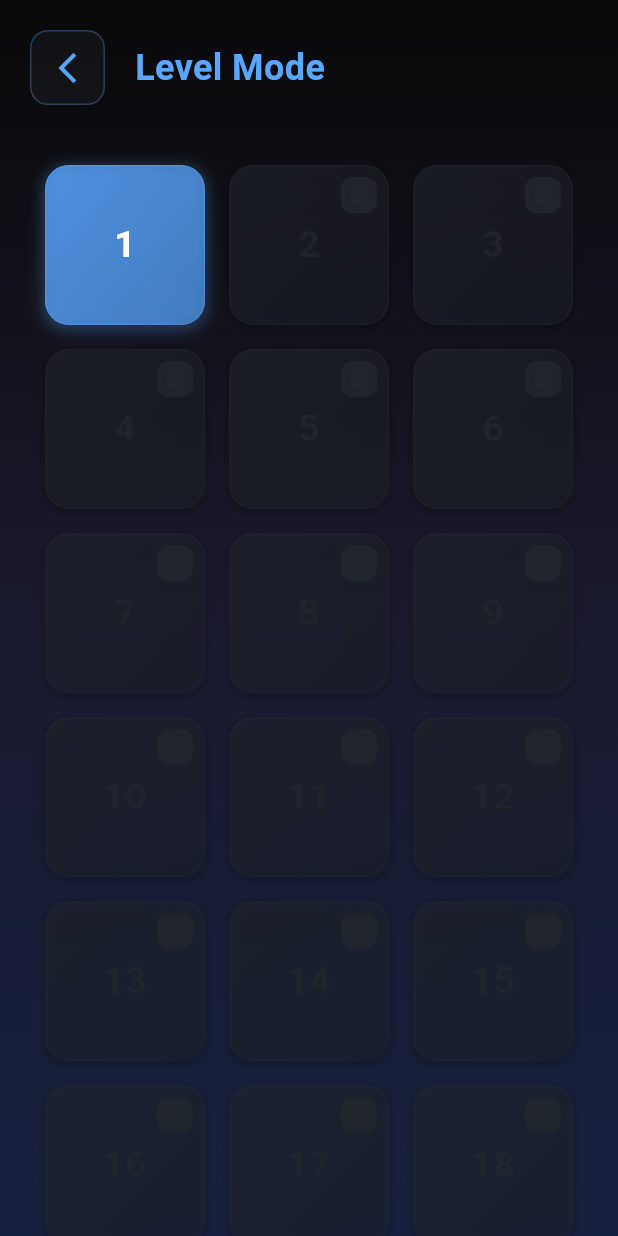
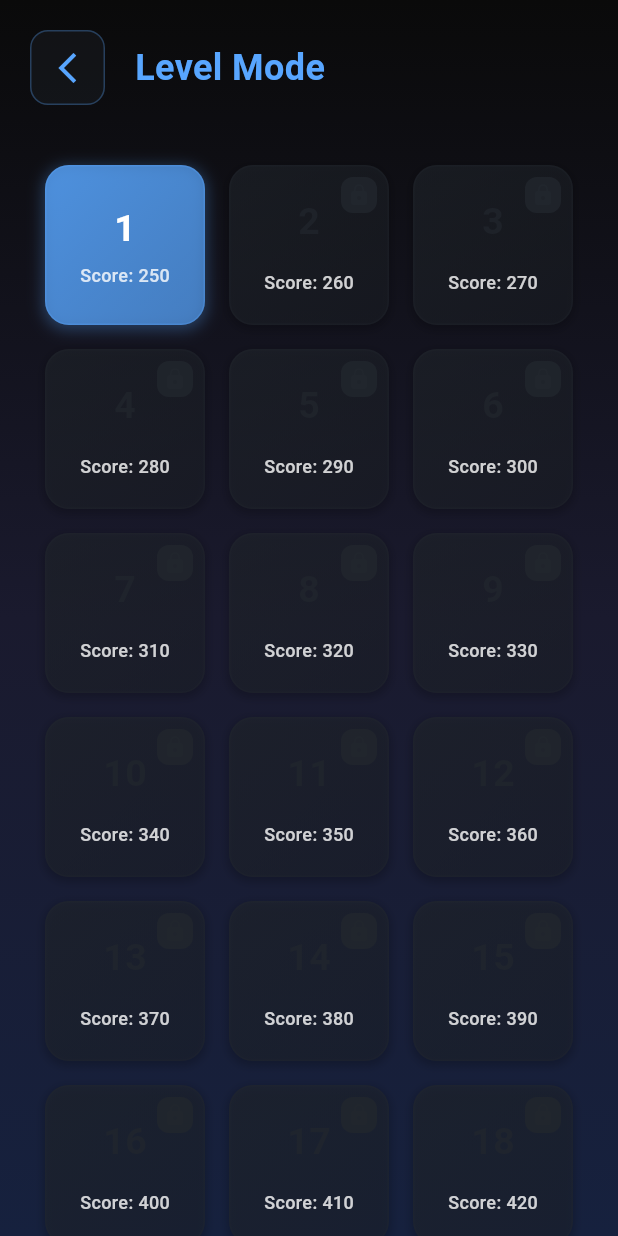
Before and after one commit to YoussefGhonem1/snake_game, a Flutter app: the screen it shows after launch, after a tap on "LEVEL MODE", on a phone screen of 412 x 824 dp. Run offline on Flutter 3.47's test engine with Material 3 defaults, Android fonts, the phone set to English and light mode, and no system bars; our stand-ins replace audioplayers, easy_localization, firebase_core, firebase_messaging, lottie, percent_indicator and 2 more; accounts and stored records are empty.

Commit message:
add total score for free mode & show score needed in level mode

```diff
--- a/lib/main.dart
+++ b/lib/main.dart
@@ -19,9 +19,9 @@ Future<void> _firebaseMessagingBackgroundHandler(RemoteMessage message) async {
 
 void main() async {
   try {
-    WidgetsFlutterBinding.ensureInitialized();
-       final prefs = await SharedPreferences.getInstance();
-     await prefs.clear();
+   // WidgetsFlutterBinding.ensureInitialized();
+  //  final prefs = await SharedPreferences.getInstance();
+   // await prefs.clear();
     EasyLocalization.ensureInitialized();
 
     await Firebase.initializeApp(
@@ -60,6 +60,7 @@ void main() async {
     // Run app with error handling
     runApp(
       MaterialApp(
+        debugShowCheckedModeBanner: false,
         home: Scaffold(
           body: Center(
             child: Column(
--- a/lib/view/game/free_mode_game_board.dart
+++ b/lib/view/game/free_mode_game_board.dart
@@ -745,7 +745,7 @@ class _FreeModeGameBoardState extends State<FreeModeGameBoard>
           const SizedBox(width: 24),
           _buildScoreDisplay(
             context.tr('best_score'),
-            provider.getFormattedHighScore(),
+            provider.getFormattedLevelHighScore(provider.currentLevelIndex),
           ),
           const Spacer(), // Pushes the pause button to the right
           GestureDetector(
--- a/lib/view/game/open_game_levels.dart
+++ b/lib/view/game/open_game_levels.dart
@@ -161,13 +161,29 @@ class _OpenGameLevelsState extends State<OpenGameLevels> {
                   ),
                 ],
               ),
-              child: Text(
+              child: Column(
+                mainAxisAlignment: MainAxisAlignment.center,
+                children: [
+                  Text(
                     "${index + 1}",
                     style: TextStyle(
                       color: colorHelper.secondary.withOpacity(0.7),
                       fontSize: 25,
                       fontWeight: FontWeight.bold,
                     ),
+                  ),
+                  SizedBox(height: 14),
+                  Text(
+                    "${context.tr('score')}: ${gameScreenViewModel.gameLevels[index].maxScore}",
+                    style: TextStyle(
+                      color: colorHelper.appOnButtonSecondColor.withOpacity(
+                        0.8,
+                      ),
+                      fontSize: 12,
+                      fontWeight: FontWeight.w500,
+                    ),
+                  ),
+                ],
               ),
             ),
             Positioned(
@@ -286,7 +302,10 @@ class _OpenGameLevelsState extends State<OpenGameLevels> {
                   );
                 },
               )
-            : Text(
+            : Column(
+                    mainAxisAlignment: MainAxisAlignment.center,
+                    children: [
+                      Text(
                         "${index + 1}",
                         style: TextStyle(
                           color: colorHelper.appOnButtonSecondColor,
@@ -294,45 +313,22 @@ class _OpenGameLevelsState extends State<OpenGameLevels> {
                           fontWeight: FontWeight.bold,
                         ),
                       ),
+
+                        SizedBox(height: 4),
+                        Text(
+                           "${context.tr('score')}: ${gameScreenViewModel.gameLevels[index].maxScore}",
+                          style: TextStyle(
+                            color: colorHelper.appOnButtonSecondColor
+                                .withOpacity(0.8),
+                            fontSize: 12,
+                            fontWeight: FontWeight.w500,
+                          ),
+                        ),
+
+                    ],
+                  ),
       ),
     );
-  }
-
-  getOpenGameLevels() {
-    _gameLevels = [
-      GameLevel(
-        levelNumber: 1,
-        levelBarriers: [gameScreenViewModel.getBarriersLevelOne()],
-        maxScore: 25000,
-        snake: List.generate(4, (index) => Offset(5, (13 - index).toDouble())),
-      ),
-      GameLevel(
-        levelNumber: 2,
-        levelBarriers: [gameScreenViewModel.getBarriersLevelTwo()],
-        maxScore: 30000,
-        snake: List.generate(4, (index) => Offset(5, (13 - index).toDouble())),
-      ),
-      GameLevel(
-        levelNumber: 3,
-        levelBarriers: [gameScreenViewModel.getBarriersLevelThree()],
-        maxScore: 35000,
-        snake: List.generate(4, (index) => Offset(2, (6 - index).toDouble())),
-      ),
-      GameLevel(
-        levelNumber: 4,
-        levelBarriers: [gameScreenViewModel.getBarriersLevelFour()],
-        maxScore: 40000,
-        snake: List.generate(4, (index) => Offset(5, (13 - index).toDouble())),
-      ),
-      GameLevel(
-        levelNumber: 5,
-        levelBarriers: [gameScreenViewModel.getBarriersLevelFive()],
-        maxScore: 45000,
-        snake: List.generate(4, (index) => Offset(5, (13 - index).toDouble())),
-      ),
-    ];
-
-    return _gameLevels;
   }
 
   lockedLevelMessage(BuildContext gameContext, int index) async {
--- a/lib/view_model/game/free_mode_game_view_model.dart
+++ b/lib/view_model/game/free_mode_game_view_model.dart
@@ -38,7 +38,6 @@ class FreeModeGameViewModel extends ChangeNotifier {
   bool _isPaused = false;
   Timer? _timer;
   int _movementCounter = 0; // Counter for body image alternation
-
   late GamePadding _gamePadding;
   List<List<Offset>> barriers = [];
   List<GameLevel> gameLevels = [];
@@ -398,11 +397,10 @@ class FreeModeGameViewModel extends ChangeNotifier {
     int maxScore = 0;
 
     // Check scores for all 20 levels (0-19)
-    for (int i = 0; i < 20; i++) {
+    for (int i = 0; i <200 ; i++) {
       int levelScore = prefs.getInt('levelHighScore_$i') ?? 0;
-      if (levelScore > maxScore) {
-        maxScore = levelScore;
-      }
+        maxScore = maxScore + levelScore;
+
     }
 
     return maxScore;
```
Also changed, not shown: lib/view_model/game/game_view_model.dart (line endings or trailing spaces). Lines whose indentation alone changed are shown as unchanged.
